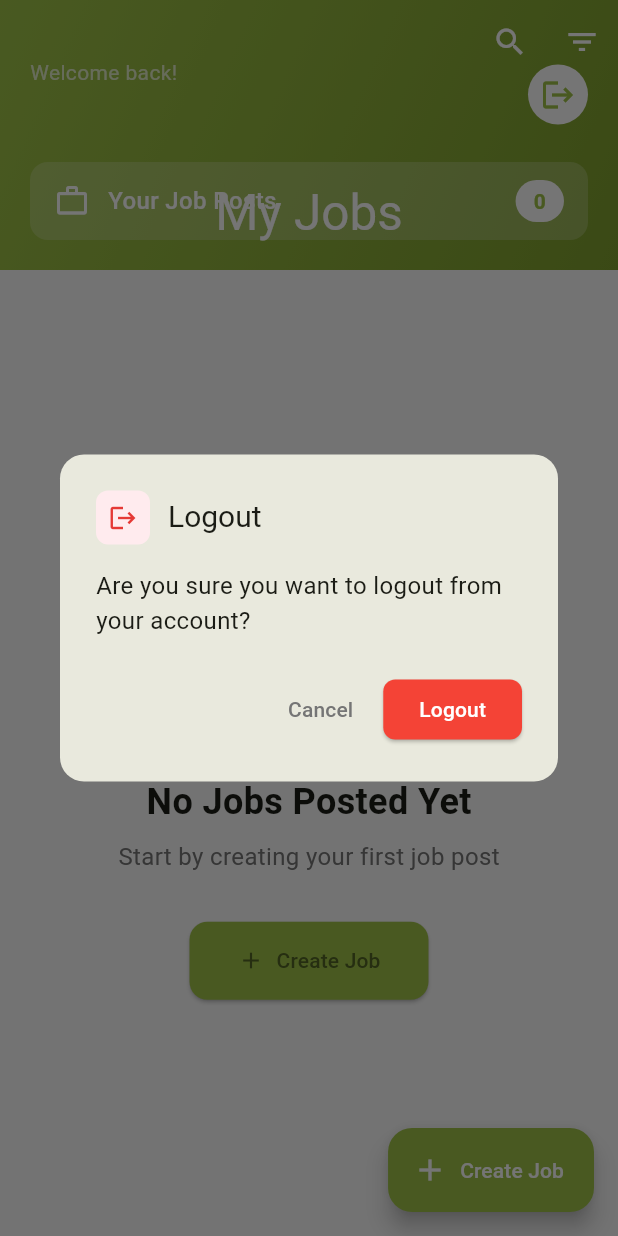
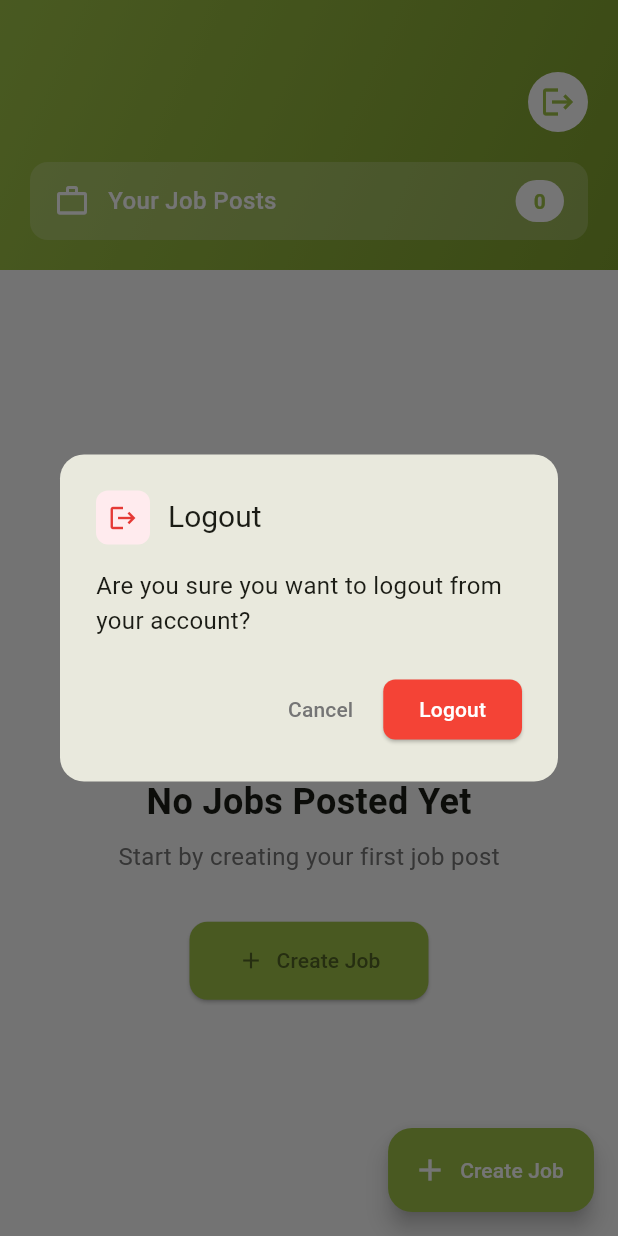
Before and after one commit to MurotxonovAnvarxon/job, a Flutter app: the JobsListScreen screen opened directly, after a tap on the "logout" icon, on a phone screen of 412 x 824 dp. Run offline on Flutter 3.47's test engine with Material 3 defaults, Android fonts, the light colour scheme and no system bars; our stand-ins replace equatable, flutter_bloc, supabase_flutter; accounts and stored records are empty; network calls fail.

Commit message:
get all jobs response add, log out dialog fixed

```diff
--- /dev/null
+++ b/lib/screens/job/components/log_out_dialog.dart
@@ -0,0 +1,69 @@
+import 'package:flutter/material.dart';
+import 'package:flutter_bloc/flutter_bloc.dart';
+import 'package:job/bloc/auth/auth_bloc.dart';
+import 'package:job/screens/auth/login_screen.dart';
+
+void showLogoutDialog(BuildContext context) {
+  showDialog(
+    context: context,
+    builder: (context) => AlertDialog(
+      shape: RoundedRectangleBorder(
+        borderRadius: BorderRadius.circular(16),
+      ),
+      title: Row(
+        children: [
+          Container(
+            padding: const EdgeInsets.all(8),
+            decoration: BoxDecoration(
+              color: Colors.red[50],
+              borderRadius: BorderRadius.circular(8),
+            ),
+            child: Icon(
+              Icons.logout,
+              color: Colors.red[600],
+              size: 20,
+            ),
+          ),
+          const SizedBox(width: 12),
+          const Text(
+            'Logout',
+            style: TextStyle(fontSize: 20),
+          ),
+        ],
+      ),
+      content: const Text(
+        'Are you sure you want to logout from your account?',
+        style: TextStyle(fontSize: 16),
+      ),
+      actions: [
+        TextButton(
+          onPressed: () => Navigator.pop(context),
+          child: Text(
+            'Cancel',
+            style: TextStyle(color: Colors.grey[600]),
+          ),
+        ),
+        ElevatedButton(
+          onPressed: () {
+            context.read<AuthBloc>().add(SignOut());
+            Navigator.pushAndRemoveUntil(
+              context,
+              MaterialPageRoute(builder: (_) => const LoginScreen()),
+                  (route) => false,
+            );
+          },
+          style: ElevatedButton.styleFrom(
+            backgroundColor: Colors.red,
+            shape: RoundedRectangleBorder(
+              borderRadius: BorderRadius.circular(8),
+            ),
+          ),
+          child: const Text(
+            'Logout',
+            style: TextStyle(color: Colors.white),
+          ),
+        ),
+      ],
+    ),
+  );
+}
--- a/lib/screens/job/jobs_list_screen.dart
+++ b/lib/screens/job/jobs_list_screen.dart
@@ -4,6 +4,7 @@ import '../../bloc/auth/auth_bloc.dart';
 import '../../bloc/job/job_bloc.dart';
 import '../../components/job_card.dart';
 import '../../components/loading_indicator.dart';
+import 'components/log_out_dialog.dart';
 import 'create_job_screen.dart';
 import '../auth/login_screen.dart';
 
@@ -22,75 +23,12 @@ class _JobsListScreenState extends State<JobsListScreen> {
     context.read<JobBloc>().add(StreamJobs());
   }
 
-  void _showLogoutDialog() {
-    showDialog(
-      context: context,
-      builder: (context) => AlertDialog(
-        shape: RoundedRectangleBorder(
-          borderRadius: BorderRadius.circular(16),
-        ),
-        title: Row(
-          children: [
-            Container(
-              padding: const EdgeInsets.all(8),
-              decoration: BoxDecoration(
-                color: Colors.red[50],
-                borderRadius: BorderRadius.circular(8),
-              ),
-              child: Icon(
-                Icons.logout,
-                color: Colors.red[600],
-                size: 20,
-              ),
-            ),
-            const SizedBox(width: 12),
-            const Text(
-              'Logout',
-              style: TextStyle(fontSize: 20),
-            ),
-          ],
-        ),
-        content: const Text(
-          'Are you sure you want to logout from your account?',
-          style: TextStyle(fontSize: 16),
-        ),
-        actions: [
-          TextButton(
-            onPressed: () => Navigator.pop(context),
-            child: Text(
-              'Cancel',
-              style: TextStyle(color: Colors.grey[600]),
-            ),
-          ),
-          ElevatedButton(
-            onPressed: () {
-              context.read<AuthBloc>().add(SignOut());
-              Navigator.pushAndRemoveUntil(
-                context,
-                MaterialPageRoute(builder: (_) => const LoginScreen()),
-                    (route) => false,
-              );
-            },
-            style: ElevatedButton.styleFrom(
-              backgroundColor: Colors.red,
-              shape: RoundedRectangleBorder(
-                borderRadius: BorderRadius.circular(8),
-              ),
-            ),
-            child: const Text(
-              'Logout',
-              style: TextStyle(color: Colors.white),
-            ),
-          ),
-        ],
-      ),
-    );
-  }
-
   @override
   Widget build(BuildContext context) {
     final authState = context.watch<AuthBloc>().state;
-    final userEmail = authState is AuthAuthenticated ? authState.user.email : '';
+    final userEmail = authState is AuthAuthenticated
+        ? authState.user.email
+        : '';
 
     return Scaffold(
       backgroundColor: Colors.grey[50],
@@ -101,6 +39,7 @@ class _JobsListScreenState extends State<JobsListScreen> {
             expandedHeight: 180,
             floating: false,
             pinned: true,
+
             backgroundColor: const Color(0xFF9FC348),
             flexibleSpace: FlexibleSpaceBar(
               background: Container(
@@ -108,10 +47,7 @@ class _JobsListScreenState extends State<JobsListScreen> {
                   gradient: LinearGradient(
                     begin: Alignment.topLeft,
                     end: Alignment.bottomRight,
-                    colors: [
-                      Color(0xFF9FC348),
-                      Color(0xFF7FA02E),
-                    ],
+                    colors: [Color(0xFF9FC348), Color(0xFF7FA02E)],
                   ),
                 ),
                 child: SafeArea(
@@ -124,17 +60,12 @@ class _JobsListScreenState extends State<JobsListScreen> {
                         Row(
                           mainAxisAlignment: MainAxisAlignment.spaceBetween,
                           children: [
-                            Column(
+                            Expanded(
+                              child: Padding(
+                                padding: EdgeInsets.symmetric(horizontal: 8.0),
+                                child: Column(
                                   crossAxisAlignment: CrossAxisAlignment.start,
                                   children: [
-                                const Text(
-                                  'Welcome back!',
-                                  style: TextStyle(
-                                    color: Colors.white70,
-                                    fontSize: 14,
-                                  ),
-                                ),
-                                const SizedBox(height: 4),
                                     Text(
                                       userEmail,
                                       maxLines: 2,
@@ -146,6 +77,8 @@ class _JobsListScreenState extends State<JobsListScreen> {
                                     ),
                                   ],
                                 ),
+                              ),
+                            ),
                             CircleAvatar(
                               backgroundColor: Colors.white,
                               child: IconButton(
@@ -153,7 +86,9 @@ class _JobsListScreenState extends State<JobsListScreen> {
                                   Icons.logout,
                                   color: Color(0xFF9FC348),
                                 ),
-                                onPressed: _showLogoutDialog,
+                                onPressed: () {
+                                  showLogoutDialog(context);
+                                },
                               ),
                             ),
                           ],
@@ -216,32 +151,14 @@ class _JobsListScreenState extends State<JobsListScreen> {
                   ),
                 ),
               ),
-              title: const Text(
-                'My Jobs',
-                style: TextStyle(color: Colors.white),
-              ),
+              // title: const Text(
+              //   'My Jobs',
+              //   style: TextStyle(color: Colors.white),
+              // ),
               centerTitle: true,
             ),
-            actions: [
-              IconButton(
-                icon: const Icon(Icons.search, color: Colors.white),
-                onPressed: () {
-                  // TODO: Implement search
-                  ScaffoldMessenger.of(context).showSnackBar(
-                    const SnackBar(content: Text('Search coming soon')),
-                  );
-                },
-              ),
-              IconButton(
-                icon: const Icon(Icons.filter_list, color: Colors.white),
-                onPressed: () {
-                  // TODO: Implement filter
-                  ScaffoldMessenger.of(context).showSnackBar(
-                    const SnackBar(content: Text('Filter coming soon')),
-                  );
-                },
-              ),
-            ],
+
+            leading: SizedBox(),
           ),
 
           // Jobs List
@@ -379,8 +296,7 @@ class _JobsListScreenState extends State<JobsListScreen> {
                   }
 
                   return SliverList(
-                    delegate: SliverChildBuilderDelegate(
-                          (context, index) {
+                    delegate: SliverChildBuilderDelegate((context, index) {
                       if (index == 0) {
                         return Padding(
                           padding: const EdgeInsets.symmetric(
@@ -408,9 +324,7 @@ class _JobsListScreenState extends State<JobsListScreen> {
                                 ),
                                 label: const Text(
                                   'Refresh',
-                                    style: TextStyle(
-                                      color: Color(0xFF9FC348),
-                                    ),
+                                  style: TextStyle(color: Color(0xFF9FC348)),
                                 ),
                               ),
                             ],
@@ -418,15 +332,11 @@ class _JobsListScreenState extends State<JobsListScreen> {
                         );
                       }
                       return JobCard(job: state.jobs[index - 1]);
-                      },
-                      childCount: state.jobs.length + 1,
-                    ),
+                    }, childCount: state.jobs.length + 1),
                   );
                 }
 
-                return const SliverFillRemaining(
-                  child: SizedBox(),
-                );
+                return const SliverFillRemaining(child: SizedBox());
               },
             ),
           ),
@@ -441,10 +351,7 @@ class _JobsListScreenState extends State<JobsListScreen> {
         },
         backgroundColor: const Color(0xFF9FC348),
         icon: const Icon(Icons.add, color: Colors.white),
-        label: const Text(
-          'Create Job',
-          style: TextStyle(color: Colors.white),
-        ),
+        label: const Text('Create Job', style: TextStyle(color: Colors.white)),
       ),
     );
   }
```
Also changed, not shown: lib/models/response/get_all_jobs.dart (added, +81 -0 lines). Lines whose indentation alone changed are shown as unchanged.
